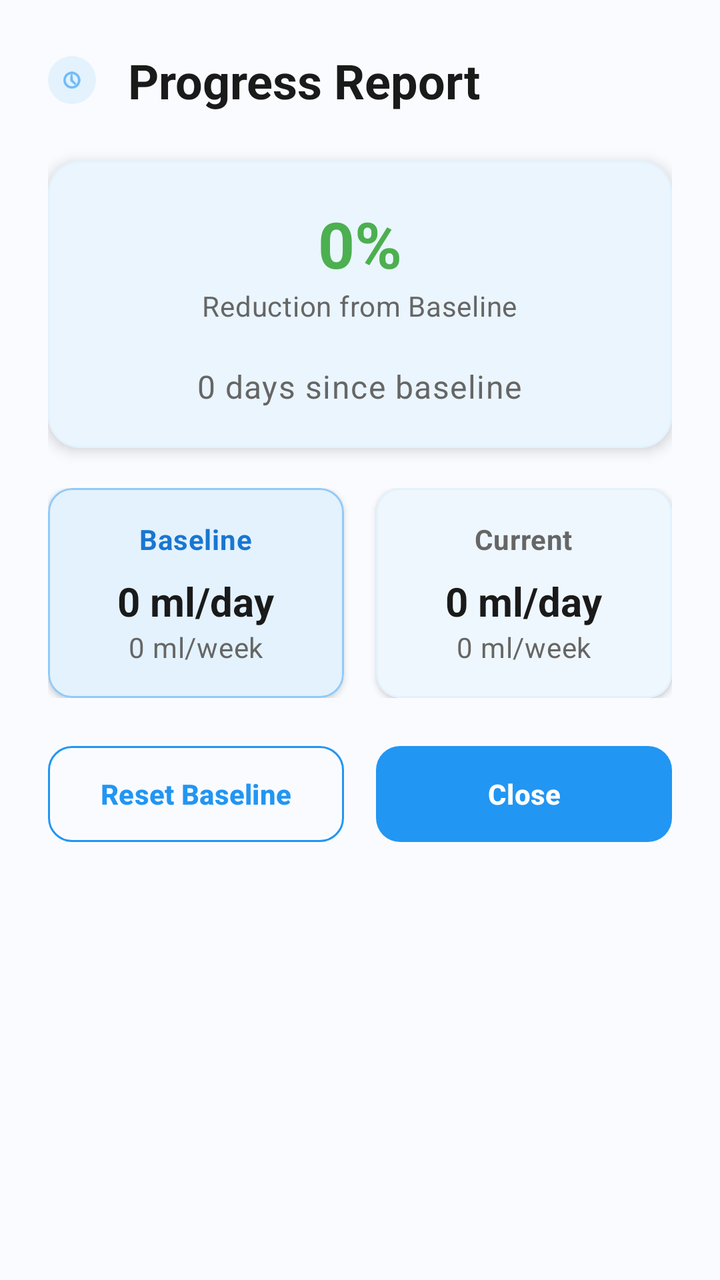
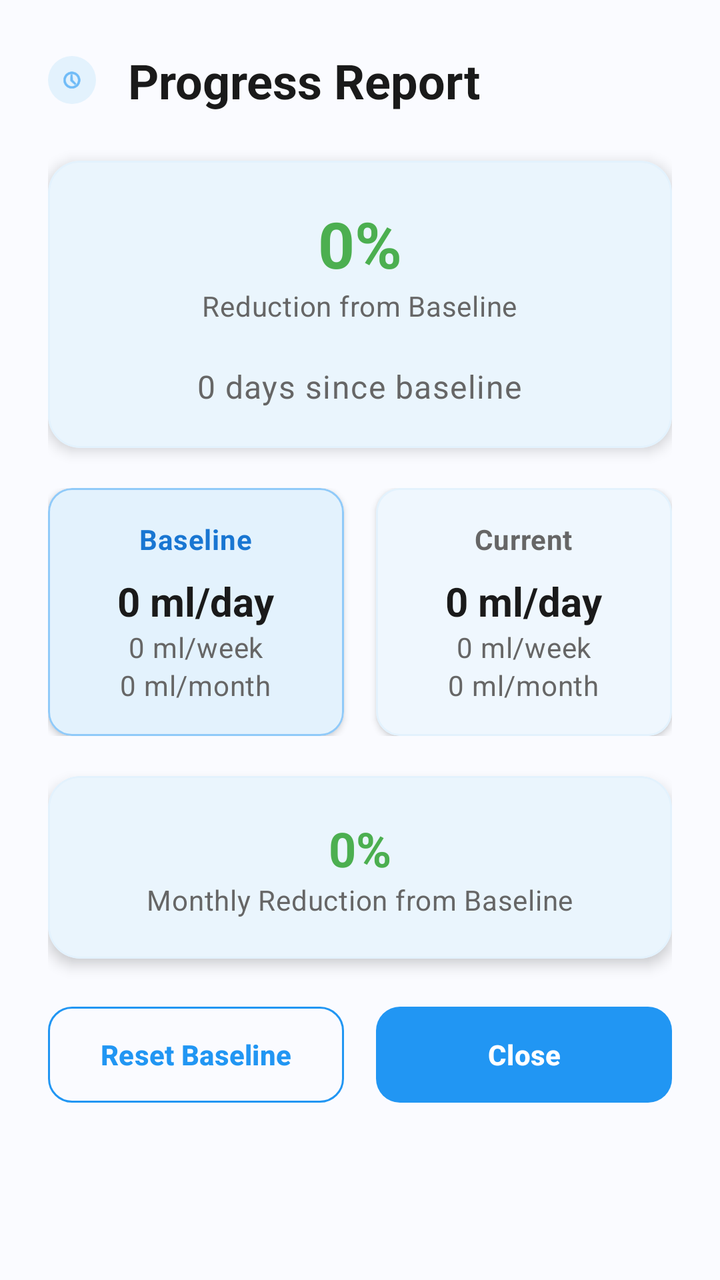

Compare the two renders of this Android layout. The source of the first and the diff that turns it into the second are given below.
<!-- AndroidManifest.xml: application theme Theme.BrewLog -->
<!-- res/layout/dialog_progress_metrics.xml -->
<?xml version="1.0" encoding="utf-8"?>
<LinearLayout xmlns:android="http://schemas.android.com/apk/res/android"
    xmlns:app="http://schemas.android.com/apk/res-auto"
    android:layout_width="match_parent"
    android:layout_height="wrap_content"
    android:background="@color/background"
    android:orientation="vertical"
    android:padding="24dp">

    
    <LinearLayout
        android:layout_width="match_parent"
        android:layout_height="wrap_content"
        android:layout_marginBottom="24dp"
        android:gravity="center_vertical"
        android:orientation="horizontal">

        <ImageView
            android:layout_width="24dp"
            android:layout_height="24dp"
            android:layout_marginEnd="16dp"
            android:background="@drawable/ic_circle_background"
            android:padding="6dp"
            android:src="@android:drawable/ic_menu_recent_history"
            app:tint="@color/blue_500" />

        <TextView
            android:layout_width="0dp"
            android:layout_height="wrap_content"
            android:layout_weight="1"
            android:text="Progress Report"
            android:textAppearance="@style/TextAppearance.BrewLog.Headline"
            android:textColor="@color/text_primary" />

    </LinearLayout>

    
    <com.google.android.material.card.MaterialCardView
        android:layout_width="match_parent"
        android:layout_height="wrap_content"
        android:layout_marginBottom="20dp"
        app:cardBackgroundColor="@color/surface"
        app:cardCornerRadius="16dp"
        app:cardElevation="4dp"
        app:strokeColor="@color/border"
        app:strokeWidth="1dp">

        <LinearLayout
            android:layout_width="match_parent"
            android:layout_height="wrap_content"
            android:orientation="vertical"
            android:padding="20dp">

            
            <LinearLayout
                android:layout_width="match_parent"
                android:layout_height="wrap_content"
                android:layout_marginBottom="20dp"
                android:gravity="center"
                android:orientation="vertical">

                <TextView
                    android:id="@+id/tv_reduction_percentage"
                    android:layout_width="wrap_content"
                    android:layout_height="wrap_content"
                    android:text="0%"
                    android:textAppearance="@style/TextAppearance.BrewLog.Headline"
                    android:textColor="@color/success"
                    android:textSize="32sp"
                    android:textStyle="bold" />

                <TextView
                    android:layout_width="wrap_content"
                    android:layout_height="wrap_content"
                    android:text="Reduction from Baseline"
                    android:textAppearance="@style/TextAppearance.BrewLog.Caption"
                    android:textColor="@color/text_secondary" />

            </LinearLayout>

            
            <TextView
                android:id="@+id/tv_days_since_baseline"
                android:layout_width="wrap_content"
                android:layout_height="wrap_content"
                android:layout_gravity="center"
                android:text="0 days since baseline"
                android:textAppearance="@style/TextAppearance.BrewLog.Body"
                android:textColor="@color/text_secondary" />

        </LinearLayout>

    </com.google.android.material.card.MaterialCardView>

    
    <LinearLayout
        android:layout_width="match_parent"
        android:layout_height="wrap_content"
        android:layout_marginBottom="20dp"
        android:orientation="horizontal">

        
        <com.google.android.material.card.MaterialCardView
            android:layout_width="0dp"
            android:layout_height="wrap_content"
            android:layout_marginEnd="8dp"
            android:layout_weight="1"
            app:cardBackgroundColor="@color/blue_50"
            app:cardCornerRadius="12dp"
            app:cardElevation="2dp"
            app:strokeColor="@color/blue_200"
            app:strokeWidth="1dp">

            <LinearLayout
                android:layout_width="match_parent"
                android:layout_height="wrap_content"
                android:orientation="vertical"
                android:padding="16dp">

                <TextView
                    android:layout_width="wrap_content"
                    android:layout_height="wrap_content"
                    android:layout_gravity="center_horizontal"
                    android:layout_marginBottom="8dp"
                    android:text="Baseline"
                    android:textAppearance="@style/TextAppearance.BrewLog.Caption"
                    android:textColor="@color/blue_700"
                    android:textStyle="bold" />

                <TextView
                    android:id="@+id/tv_baseline_daily"
                    android:layout_width="wrap_content"
                    android:layout_height="wrap_content"
                    android:layout_gravity="center_horizontal"
                    android:text="0 ml/day"
                    android:textAppearance="@style/TextAppearance.BrewLog.Title"
                    android:textColor="@color/text_primary" />

                <TextView
                    android:id="@+id/tv_baseline_weekly"
                    android:layout_width="wrap_content"
                    android:layout_height="wrap_content"
                    android:layout_gravity="center_horizontal"
                    android:text="0 ml/week"
                    android:textAppearance="@style/TextAppearance.BrewLog.Caption"
                    android:textColor="@color/text_secondary" />

            </LinearLayout>

        </com.google.android.material.card.MaterialCardView>

        
        <com.google.android.material.card.MaterialCardView
            android:layout_width="0dp"
            android:layout_height="wrap_content"
            android:layout_marginStart="8dp"
            android:layout_weight="1"
            app:cardBackgroundColor="@color/surface"
            app:cardCornerRadius="12dp"
            app:cardElevation="2dp"
            app:strokeColor="@color/border"
            app:strokeWidth="1dp">

            <LinearLayout
                android:layout_width="match_parent"
                android:layout_height="wrap_content"
                android:orientation="vertical"
                android:padding="16dp">

                <TextView
                    android:layout_width="wrap_content"
                    android:layout_height="wrap_content"
                    android:layout_gravity="center_horizontal"
                    android:layout_marginBottom="8dp"
                    android:text="Current"
                    android:textAppearance="@style/TextAppearance.BrewLog.Caption"
                    android:textColor="@color/text_secondary"
                    android:textStyle="bold" />

                <TextView
                    android:id="@+id/tv_current_daily"
                    android:layout_width="wrap_content"
                    android:layout_height="wrap_content"
                    android:layout_gravity="center_horizontal"
                    android:text="0 ml/day"
                    android:textAppearance="@style/TextAppearance.BrewLog.Title"
                    android:textColor="@color/text_primary" />

                <TextView
                    android:id="@+id/tv_current_weekly"
                    android:layout_width="wrap_content"
                    android:layout_height="wrap_content"
                    android:layout_gravity="center_horizontal"
                    android:text="0 ml/week"
                    android:textAppearance="@style/TextAppearance.BrewLog.Caption"
                    android:textColor="@color/text_secondary" />

            </LinearLayout>

        </com.google.android.material.card.MaterialCardView>

    </LinearLayout>

    
    <LinearLayout
        android:layout_width="match_parent"
        android:layout_height="wrap_content"
        android:orientation="horizontal">

        <com.google.android.material.button.MaterialButton
            android:id="@+id/btn_reset_baseline"
            android:layout_width="0dp"
            android:layout_height="56dp"
            android:layout_marginEnd="8dp"
            android:layout_weight="1"
            android:text="Reset Baseline"
            android:textSize="14sp"
            android:textStyle="bold"
            app:cornerRadius="12dp"
            style="@style/Widget.BrewLog.Button.Outlined" />

        <com.google.android.material.button.MaterialButton
            android:id="@+id/btn_close"
            android:layout_width="0dp"
            android:layout_height="56dp"
            android:layout_marginStart="8dp"
            android:layout_weight="1"
            android:text="Close"
            android:textSize="14sp"
            android:textStyle="bold"
            app:cornerRadius="12dp"
            style="@style/Widget.BrewLog.Button" />

    </LinearLayout>

</LinearLayout>
<!-- resources referenced by this layout -->
<resources>
  <color name="background">#FAFBFF</color>
  <color name="blue_200">#90CAF9</color>
  <color name="blue_50">#E3F2FD</color>
  <color name="blue_500">#2196F3</color>
  <color name="blue_700">#1976D2</color>
  <color name="border">#E3F2FD</color>
  <color name="success">#4CAF50</color>
  <color name="surface">#FFFFFF</color>
  <color name="text_primary">#1A1A1A</color>
  <color name="text_secondary">#666666</color>
  <!-- drawable ic_circle_background (drawable) -->
  <?xml version="1.0" encoding="utf-8"?>
  <shape xmlns:android="http://schemas.android.com/apk/res/android"
      android:shape="oval">
      <solid android:color="@color/blue_50" />
      <size
          android:width="40dp"
          android:height="40dp" />
  </shape>
  <style name="TextAppearance.BrewLog.Body" parent="TextAppearance.Material3.BodyLarge">
          <item name="android:textColor">@color/text_secondary</item>
          <item name="android:textSize">16sp</item>
      </style>
  <style name="TextAppearance.BrewLog.Caption" parent="TextAppearance.Material3.BodyMedium">
          <item name="android:textColor">@color/text_hint</item>
          <item name="android:textSize">14sp</item>
      </style>
  <style name="TextAppearance.BrewLog.Headline" parent="TextAppearance.Material3.HeadlineMedium">
          <item name="android:textColor">@color/text_primary</item>
          <item name="android:textSize">24sp</item>
          <item name="android:textStyle">bold</item>
      </style>
  <style name="TextAppearance.BrewLog.Title" parent="TextAppearance.Material3.TitleLarge">
          <item name="android:textColor">@color/text_primary</item>
          <item name="android:textSize">20sp</item>
          <item name="android:textStyle">bold</item>
      </style>
  <style name="Widget.BrewLog.Button" parent="Widget.Material3.Button">
          <item name="android:textColor">@color/white</item>
          <item name="backgroundTint">@color/blue_500</item>
          <item name="cornerRadius">12dp</item>
          <item name="android:paddingStart">24dp</item>
          <item name="android:paddingEnd">24dp</item>
          <item name="android:paddingTop">12dp</item>
          <item name="android:paddingBottom">12dp</item>
          <item name="android:textSize">14sp</item>
          <item name="android:textStyle">bold</item>
      </style>
  <style name="Widget.BrewLog.Button.Outlined" parent="Widget.Material3.Button.OutlinedButton">
          <item name="android:textColor">@color/blue_500</item>
          <item name="strokeColor">@color/blue_500</item>
          <item name="cornerRadius">12dp</item>
          <item name="android:paddingStart">24dp</item>
          <item name="android:paddingEnd">24dp</item>
          <item name="android:paddingTop">12dp</item>
          <item name="android:paddingBottom">12dp</item>
          <item name="android:textSize">14sp</item>
          <item name="android:textStyle">bold</item>
      </style>
  <color name="text_hint">#BDBDBD</color>
  <color name="white">#FFFFFF</color>
  <color name="accent">#03DAC6</color>
  <color name="accent_dark">#018786</color>
  <color name="black">#000000</color>
  <color name="surface_variant">#F5F7FF</color>
  <color name="text_on_surface">#1A1A1A</color>
  <color name="card_background">#FFFFFF</color>
  <!-- unchanged entries left out for length: 1 -->
</resources>

<!-- the commit's change to res/layout/dialog_progress_metrics.xml (unified diff, before → after) -->
@@ -145,6 +145,15 @@
                     android:textAppearance="@style/TextAppearance.BrewLog.Caption"
                     android:textColor="@color/text_secondary" />
 
+                <TextView
+                    android:id="@+id/tv_baseline_monthly"
+                    android:layout_width="wrap_content"
+                    android:layout_height="wrap_content"
+                    android:layout_gravity="center_horizontal"
+                    android:text="0 ml/month"
+                    android:textAppearance="@style/TextAppearance.BrewLog.Caption"
+                    android:textColor="@color/text_secondary" />
+
             </LinearLayout>
 
         </com.google.android.material.card.MaterialCardView>
@@ -195,11 +204,63 @@
                     android:textAppearance="@style/TextAppearance.BrewLog.Caption"
                     android:textColor="@color/text_secondary" />
 
+                <TextView
+                    android:id="@+id/tv_current_monthly"
+                    android:layout_width="wrap_content"
+                    android:layout_height="wrap_content"
+                    android:layout_gravity="center_horizontal"
+                    android:text="0 ml/month"
+                    android:textAppearance="@style/TextAppearance.BrewLog.Caption"
+                    android:textColor="@color/text_secondary" />
+
             </LinearLayout>
 
         </com.google.android.material.card.MaterialCardView>
 
     </LinearLayout>
+
+    
+    <com.google.android.material.card.MaterialCardView
+        android:layout_width="match_parent"
+        android:layout_height="wrap_content"
+        android:layout_marginBottom="20dp"
+        app:cardBackgroundColor="@color/surface"
+        app:cardCornerRadius="16dp"
+        app:cardElevation="4dp"
+        app:strokeColor="@color/border"
+        app:strokeWidth="1dp">
+
+        <LinearLayout
+            android:layout_width="match_parent"
+            android:layout_height="wrap_content"
+            android:orientation="vertical"
+            android:padding="20dp">
+
+            <LinearLayout
+                android:layout_width="match_parent"
+                android:layout_height="wrap_content"
+                android:gravity="center"
+                android:orientation="vertical">
+
+                <TextView
+                    android:id="@+id/tv_reduction_percentage_monthly"
+                    android:layout_width="wrap_content"
+                    android:layout_height="wrap_content"
+                    android:text="0%"
+                    android:textAppearance="@style/TextAppearance.BrewLog.Headline"
+                    android:textColor="@color/success"
+                    android:textSize="24sp"
+                    android:textStyle="bold" />
+
+                <TextView
+                    android:layout_width="wrap_content"
+                    android:layout_height="wrap_content"
+                    android:text="Monthly Reduction from Baseline"
+                    android:textAppearance="@style/TextAppearance.BrewLog.Caption"
+                    android:textColor="@color/text_secondary" />
+            </LinearLayout>
+        </LinearLayout>
+    </com.google.android.material.card.MaterialCardView>
 
     
     <LinearLayout
